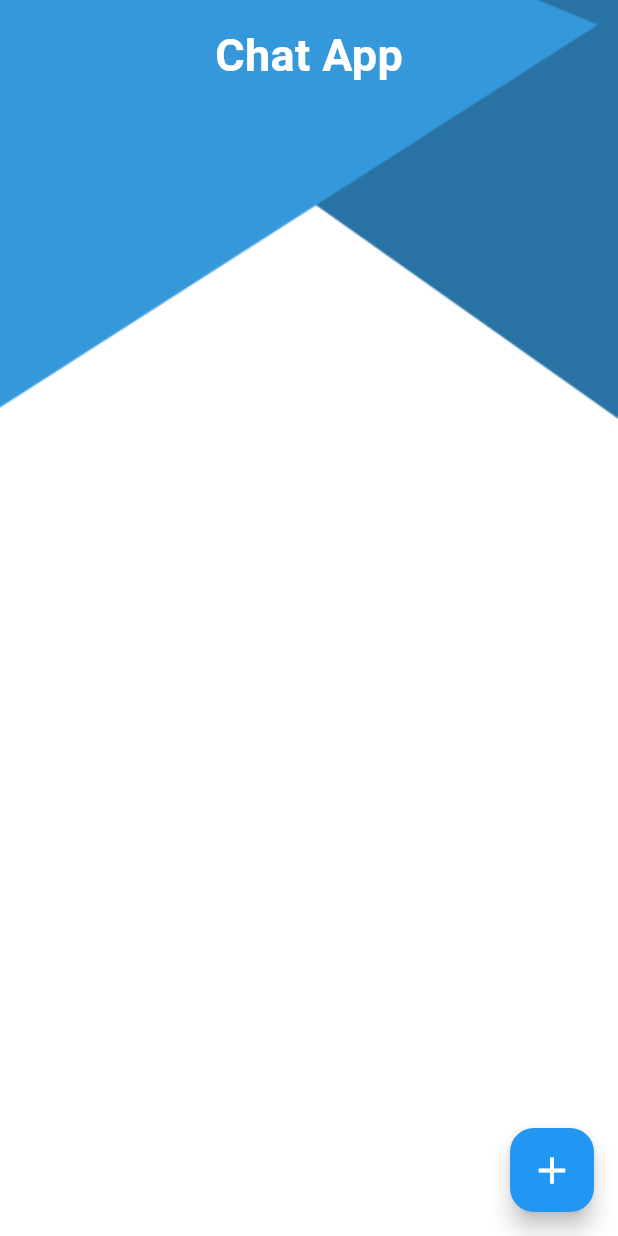
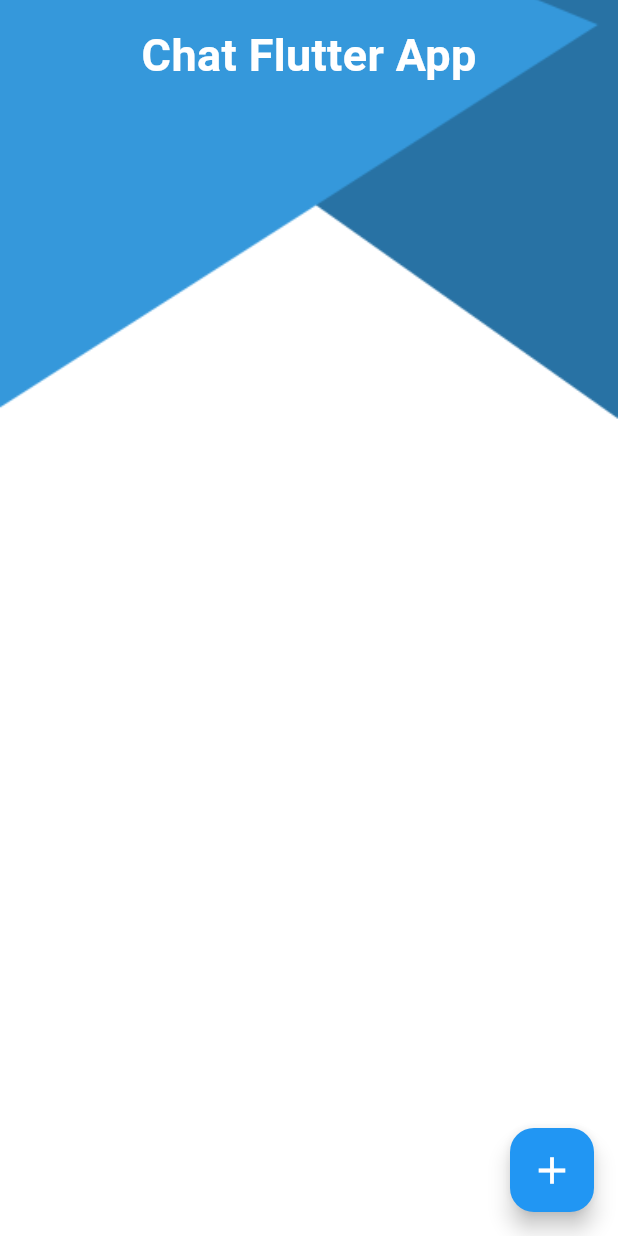
Before and after one commit to alaa745/chat-app-flutter, a Flutter app: the HomeScreen screen opened by its route, on a phone screen of 412 x 824 dp. Run offline on Flutter 3.47's test engine with Material 3 defaults, Android fonts, the phone set to English and light mode, and no system bars; our stand-ins replace cloud_firestore, firebase_auth, firebase_core, flutter_bloc, shared_preferences; accounts and stored records are empty.

Commit message:
changed flutter app name

```diff
--- a/lib/presentation/home/home_screen.dart
+++ b/lib/presentation/home/home_screen.dart
@@ -32,8 +32,7 @@ class _HomeScreenState extends State<HomeScreen> {
 
   @override
   Widget build(BuildContext context) {
-    UserProvider userProvider =
-        BlocProvider.of<UserProvider>(context);
+    UserProvider userProvider = BlocProvider.of<UserProvider>(context);
     if (userProvider.state is LoggedInState) {
       LoggedInState loggedInState = userProvider.state as LoggedInState;
       print('user is ${loggedInState.user.email}');
@@ -104,7 +103,7 @@ class _HomeScreenState extends State<HomeScreen> {
                   children: [
                     const Center(
                       child: Text(
-                        'Chat App',
+                        'Chat Flutter App',
                         style: TextStyle(
                             fontSize: 30,
                             color: Colors.white,
```
